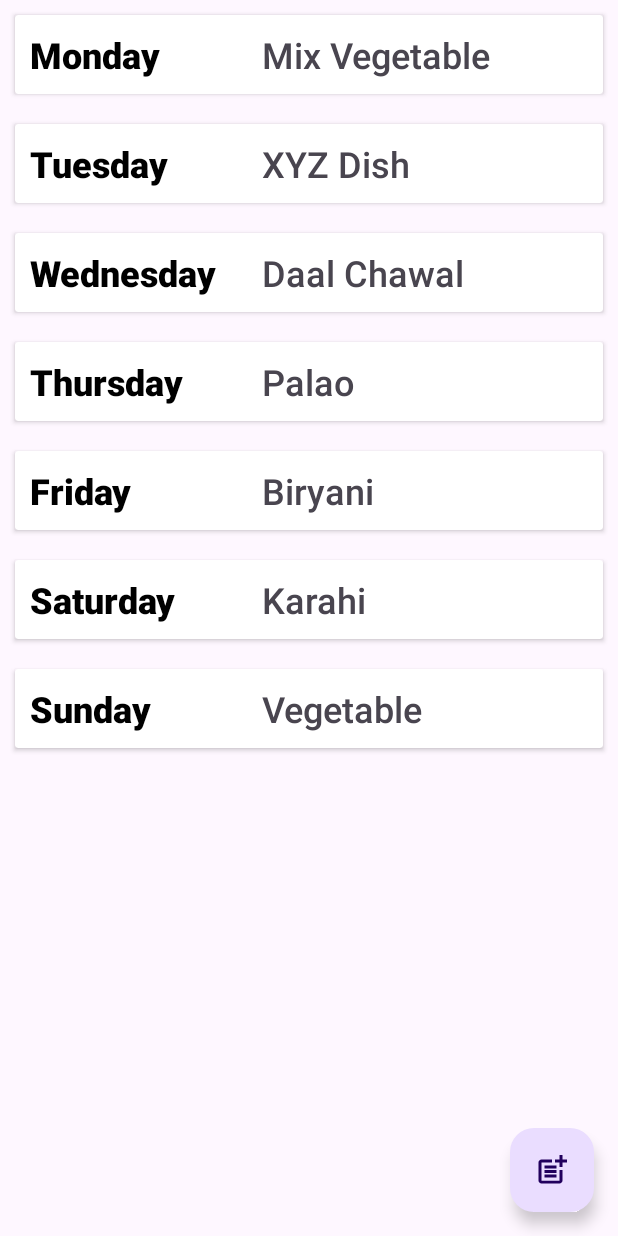
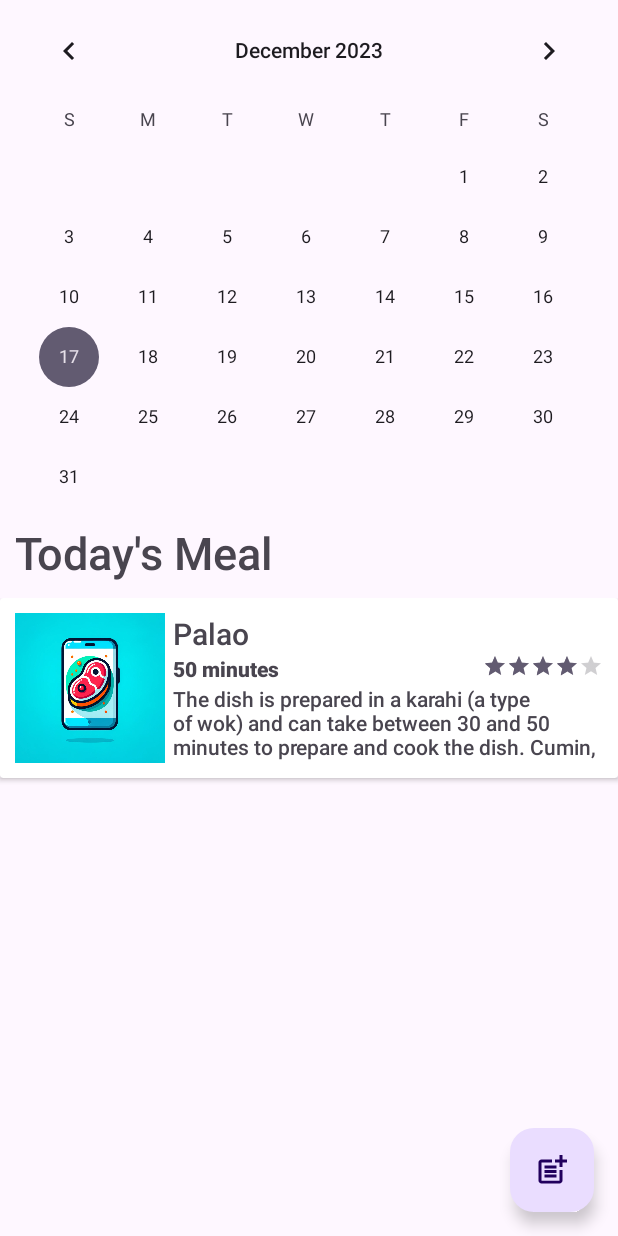
Before and after one commit to autodidactGuy/FoodiePal, an Android app built with Jetpack Compose: the fragment MealPlannerFragment shown on its own in the app's theme, on a phone screen of 412 x 824 dp. Run offline under Robolectric (Android 15) with nearby library versions, the phone set to English and light mode, and no system bars; 1 statement that could not run was skipped.

Commit message:
Update Meal Planner for CalendarView

```diff
--- a/app/build.gradle
+++ b/app/build.gradle
@@ -9,7 +9,7 @@ android {
 
     defaultConfig {
         applicationId "edu.miu.cs473.foodiepal"
-        minSdk 24
+        minSdk 26
         targetSdk 34
         versionCode 1
         versionName "1.0"
--- a/app/src/main/java/edu/miu/cs473/foodiepal/adapter/MealListAdapter.kt
+++ b/app/src/main/java/edu/miu/cs473/foodiepal/adapter/MealListAdapter.kt
@@ -28,7 +28,7 @@ class MealListAdapter(private val meals: List<Meal>): RecyclerView.Adapter<MealL
     }
 
     override fun onBindViewHolder(holder: MyViewHolder, position: Int) {
-        holder.mealRecipe.text = meals[position].recipe
+        //holder.mealRecipe.text = meals[position].recipe
         holder.mealDay.text = meals[position].day
     }
 }
--- a/app/src/main/java/edu/miu/cs473/foodiepal/fragment/AddAboutMeFragment.kt
+++ b/app/src/main/java/edu/miu/cs473/foodiepal/fragment/AddAboutMeFragment.kt
@@ -26,7 +26,7 @@ class AddAboutMeFragment : DialogFragment() {
             if (aboutMeDetails.text.isNotEmpty()) {
                 Helper.saveAboutMe(context, aboutMeDetails.text.toString())
                 val bundle = Bundle()
-                bundle.putSerializable("aboutMe", Gson().toJson(aboutMeDetails.text.toString()))
+                bundle.putString("aboutMe", aboutMeDetails.text.toString())
                 setFragmentResult("addAboutMeSuccess", bundle)
                 dismissAllowingStateLoss()
             }
--- a/app/src/main/java/edu/miu/cs473/foodiepal/fragment/MealPlannerFragment.kt
+++ b/app/src/main/java/edu/miu/cs473/foodiepal/fragment/MealPlannerFragment.kt
@@ -4,32 +4,73 @@ import android.os.Bundle
 import android.view.LayoutInflater
 import android.view.View
 import android.view.ViewGroup
+import android.widget.CalendarView
+import android.widget.FrameLayout
+import android.widget.ImageView
+import android.widget.RatingBar
+import android.widget.TextView
+import android.widget.Toast
 import androidx.fragment.app.Fragment
-import androidx.recyclerview.widget.LinearLayoutManager
-import androidx.recyclerview.widget.RecyclerView
+import androidx.fragment.app.setFragmentResultListener
+import com.google.android.material.floatingactionbutton.FloatingActionButton
+import com.google.gson.Gson
 import edu.miu.cs473.foodiepal.R
 import edu.miu.cs473.foodiepal.adapter.MealListAdapter
+import edu.miu.cs473.foodiepal.model.Blog
 import edu.miu.cs473.foodiepal.model.Meal
+import edu.miu.cs473.foodiepal.model.Recipe
 import edu.miu.cs473.foodiepal.util.Helper
+import java.time.LocalDate
+import java.util.Calendar
 
 class MealPlannerFragment : Fragment() {
-
-    override fun onCreate(savedInstanceState: Bundle?) {
-        super.onCreate(savedInstanceState)
-    }
 
     override fun onCreateView(
         inflater: LayoutInflater, container: ViewGroup?,
         savedInstanceState: Bundle?
     ): View? {
         val view =  inflater.inflate(R.layout.fragment_mealplanner, container, false)
-        val recyclerView = view.findViewById<RecyclerView>(R.id.mealPlannerList)
+        val calendar = view.findViewById<CalendarView>(R.id.calendarView)
+        val todayMealTitle = view.findViewById<TextView>(R.id.todaysMealTitle)
+        val todayMeal = view.findViewById<FrameLayout>(R.id.todaysMeal)
+        val addMealPlannerBtn = view.findViewById<FloatingActionButton>(R.id.addMealPlannerBtn)
 
-        var meals = Helper.getSavedMealPlanIfAny(context).toMutableList()
-        recyclerView.layoutManager = LinearLayoutManager(context)
+        var meals = Helper.getSavedMealPlanIfAny(context)
+        todayMealTitle.text = getString(R.string.todays_meal)
+        calendar.setDate(Calendar.getInstance().timeInMillis,false,true)
+        updateTodayMeal(meals, LocalDate.now(), inflater, todayMeal)
 
-        recyclerView.adapter = getAboutMeAdapter(meals)
+        calendar.setOnDateChangeListener { _, year, month, dayOfMonth ->
+            updateTodayMeal(meals, LocalDate.of(year, month + 1, dayOfMonth), inflater, todayMeal)
+        }
+
+        addMealPlannerBtn.setOnClickListener{
+            val addMealFragment = AddMealPlanner()
+            addMealFragment.show(childFragmentManager, "Add Meal")
+            addMealFragment.setFragmentResultListener("addMealPlanSuccess") { requestKey: String, bundle: Bundle? ->
+                if(requestKey == "addMealPlanSuccess") {
+                    run {
+                        meals = Helper.getSavedMealPlanIfAny(context)
+                        calendar.setDate(Calendar.getInstance().timeInMillis,false,true)
+                        updateTodayMeal(meals, LocalDate.now(), inflater, todayMeal)
+                        val overridenMeal = Gson().fromJson(bundle?.getString("newMeal"), Meal::class.java)
+                        Toast.makeText(context, "Meal Plan for ${overridenMeal.day} updated to ${overridenMeal.recipe.title}", Toast.LENGTH_LONG).show()
+                    }
+                }
+            }
+        }
         return view
+    }
+
+    private fun updateTodayMeal(meals: Map<String, Recipe>, localDate: LocalDate, inflater: LayoutInflater, parent: FrameLayout) {
+        val todayRecipe = meals[Helper.getDayOfWeek(localDate)]
+        val todayRecipeView = inflater.inflate(R.layout.item_recipe,parent, false)
+        todayRecipeView.findViewById<TextView>(R.id.recipeTitle).text = todayRecipe?.title
+        todayRecipeView.findViewById<TextView>(R.id.recipeDesc).text = todayRecipe?.description
+        todayRecipeView.findViewById<TextView>(R.id.cookingTime).text = todayRecipe?.cookingTime
+        todayRecipeView.findViewById<RatingBar>(R.id.recipeStars).rating = todayRecipe?.stars?.toFloat()?:0f
+        todayRecipeView.findViewById<ImageView>(R.id.recipeImage).setImageResource(todayRecipe?.recipeImage?:R.drawable.baseline_fastfood_24)
+        parent.addView(todayRecipeView)
     }
 
     private fun getAboutMeAdapter(meals: List<Meal>): MealListAdapter {
--- a/app/src/main/java/edu/miu/cs473/foodiepal/model/Meal.kt
+++ b/app/src/main/java/edu/miu/cs473/foodiepal/model/Meal.kt
@@ -1,3 +1,3 @@
 package edu.miu.cs473.foodiepal.model
 
-data class Meal(val day: String, val recipe: String)
+data class Meal(val day: String, val recipe: Recipe)
--- a/app/src/main/java/edu/miu/cs473/foodiepal/util/Helper.kt
+++ b/app/src/main/java/edu/miu/cs473/foodiepal/util/Helper.kt
@@ -9,6 +9,9 @@ import edu.miu.cs473.foodiepal.model.Blog
 import edu.miu.cs473.foodiepal.model.Meal
 import edu.miu.cs473.foodiepal.model.Recipe
 import java.lang.reflect.Type
+import java.time.LocalDate
+import java.time.format.DateTimeFormatter
+import java.util.Locale
 
 class Helper {
     companion object {
@@ -23,7 +26,32 @@ class Helper {
                     "55 minutes",
                     "The dish is prepared in a karahi (a type of wok) and can take between 30 and 50 minutes to prepare and cook the dish. Cumin, green chilis, ginger, garlic, tomatoes and coriander are key to the flavor of the dish.",
                     "4",
-                    R.drawable.fish)
+                    R.drawable.fish),
+                Recipe("Mix Vegetable",
+                    "30 minutes",
+                    "The dish is prepared in a karahi (a type of wok) and can take between 30 and 50 minutes to prepare and cook the dish. Cumin, green chilis, ginger, garlic, tomatoes and coriander are key to the flavor of the dish.",
+                    "4",
+                    R.drawable.carrot),
+                Recipe("Palao",
+                    "50 minutes",
+                    "The dish is prepared in a karahi (a type of wok) and can take between 30 and 50 minutes to prepare and cook the dish. Cumin, green chilis, ginger, garlic, tomatoes and coriander are key to the flavor of the dish.",
+                    "4",
+                    R.drawable.mobile_steak),
+                Recipe("Daal Chawal",
+                    "30 minutes",
+                    "The dish is prepared in a karahi (a type of wok) and can take between 30 and 50 minutes to prepare and cook the dish. Cumin, green chilis, ginger, garlic, tomatoes and coriander are key to the flavor of the dish.",
+                    "4",
+                    R.drawable.tomato),
+                Recipe("Cake",
+                    "55 minutes",
+                    "The dish is prepared in a karahi (a type of wok) and can take between 30 and 50 minutes to prepare and cook the dish. Cumin, green chilis, ginger, garlic, tomatoes and coriander are key to the flavor of the dish.",
+                    "4",
+                    R.drawable.cake),
+                Recipe("Cupcake",
+                    "45 minutes",
+                    "The dish is prepared in a karahi (a type of wok) and can take between 30 and 50 minutes to prepare and cook the dish. Cumin, green chilis, ginger, garlic, tomatoes and coriander are key to the flavor of the dish.",
+                    "4",
+                    R.drawable.mobile_cupcake)
             )
             val myPrefs = context?.getSharedPreferences(context.getString(R.string.app_name),
                 Context.MODE_PRIVATE
@@ -36,7 +64,6 @@ class Helper {
                         val type: Type = object : TypeToken<List<Recipe?>?>() {}.type
                         savedRecipes = Gson().fromJson(recipesJson, type);
                     }
-                    Log.d("recipes", savedRecipes.toString())
                     recipes.addAll(savedRecipes)
                 }
             }
@@ -131,32 +158,59 @@ class Helper {
             }
         }
 
-        fun getSavedMealPlanIfAny(context: Context?): List<Meal> {
-            val meals = mutableListOf(
-                Meal("Monday", "Mix Vegetable"),
-                Meal("Tuesday", "XYZ Dish"),
-                Meal("Wednesday", "Daal Chawal"),
-                Meal("Thursday", "Palao"),
-                Meal("Friday", "Biryani"),
-                Meal("Saturday", "Karahi"),
-                Meal("Sunday", "Vegetable")
-            )
+        fun getSavedMealPlanIfAny(context: Context?): Map<String, Recipe> {
+            val meals = mutableMapOf<String, Recipe>()
+            val recipes = getSavedRecipesIfAny(context)
+            val days = listOf("Monday", "Tuesday", "Wednesday", "Thursday", "Friday", "Saturday", "Sunday")
+            days.forEach {
+                meals[it] = recipes.random()
+            }
             val myPrefs = context?.getSharedPreferences(context.getString(R.string.app_name),
                 Context.MODE_PRIVATE
             )
             if (myPrefs != null) {
                 if (myPrefs.contains("mealPlan")) {
-                    var savedMealPlan = mutableListOf<Recipe>()
+                    var savedMealPlan = mutableListOf<Meal>()
                     val mealJson: String? = myPrefs.getString("mealPlan", null)
                     if (mealJson != null) {
-                        val type: Type = object : TypeToken<List<Recipe?>?>() {}.type
+                        val type: Type = object : TypeToken<List<Meal?>?>() {}.type
                         savedMealPlan = Gson().fromJson(mealJson, type);
                     }
-                    Log.d("recipes", savedMealPlan.toString())
-                    meals.addAll(meals)
+                    savedMealPlan.forEach{
+                        meals[it.day] = it.recipe
+                    }
                 }
+                val editor = myPrefs.edit()
+                val mealPlan = meals.map{
+                    Meal(it.key, it.value)
+                }
+                editor.putString("mealPlan", Gson().toJson(mealPlan))
+                editor.apply()
             }
             return meals;
         }
+
+        fun saveMeal(context: Context?, meal: Meal) {
+            val meals = getSavedMealPlanIfAny(context).toMutableMap()
+            if (meals.containsKey(meal.day)) {
+                meals[meal.day] = meal.recipe
+            }
+            val mealPlan = meals.map{
+                Meal(it.key, it.value)
+            }
+            val myPrefs = context?.getSharedPreferences(context.getString(R.string.app_name),
+                Context.MODE_PRIVATE
+            )
+            if (myPrefs != null) {
+                val editor = myPrefs.edit()
+                editor.putString("mealPlan", Gson().toJson(mealPlan))
+                editor.apply()
+            }
+        }
+
+        fun getDayOfWeek(date: LocalDate): String {
+            val formatter = DateTimeFormatter.ofPattern("EEEE", Locale.getDefault())
+            return date.format(formatter)
+        }
     }
 }
--- a/app/src/main/res/layout/fragment_mealplanner.xml
+++ b/app/src/main/res/layout/fragment_mealplanner.xml
@@ -1,26 +1,39 @@
 <?xml version="1.0" encoding="utf-8"?>
-<RelativeLayout xmlns:android="http://schemas.android.com/apk/res/android"
-    xmlns:app="http://schemas.android.com/apk/res-auto"
-    xmlns:tools="http://schemas.android.com/tools"
+<androidx.constraintlayout.widget.ConstraintLayout xmlns:android="http://schemas.android.com/apk/res/android"
     android:layout_width="match_parent"
-    android:layout_height="match_parent"
-    android:layout_weight="0.6"
-    android:orientation="vertical"
-    tools:context=".fragment.MealPlannerFragment">
-
+    android:layout_height="match_parent">
     <FrameLayout
-        android:id="@+id/mealPlannerListContainer"
+        android:id="@+id/mealPlannerContainer"
         android:layout_width="match_parent"
         android:layout_height="match_parent">
 
-        <androidx.recyclerview.widget.RecyclerView
-            android:id="@+id/mealPlannerList"
+        <LinearLayout
             android:layout_width="match_parent"
             android:layout_height="match_parent"
-            android:scrollbarStyle="outsideOverlay"
-            android:scrollbars="vertical">
+            android:orientation="vertical">
 
-        </androidx.recyclerview.widget.RecyclerView>
+            <CalendarView
+                android:id="@+id/calendarView"
+                android:layout_width="match_parent"
+                android:layout_height="wrap_content"
+                android:layout_marginBottom="10dp" />
+
+            <TextView
+                android:id="@+id/todaysMealTitle"
+                android:layout_width="match_parent"
+                android:layout_height="wrap_content"
+                android:layout_marginBottom="10dp"
+                android:paddingStart="10dp"
+                android:text="TextView"
+                android:textSize="30sp" />
+
+            <FrameLayout
+                android:id="@+id/todaysMeal"
+                android:layout_width="match_parent"
+                android:layout_height="match_parent">
+
+            </FrameLayout>
+        </LinearLayout>
 
         <com.google.android.material.floatingactionbutton.FloatingActionButton
             android:id="@+id/addMealPlannerBtn"
@@ -31,8 +44,9 @@
             android:layout_marginTop="16dp"
             android:layout_marginEnd="16dp"
             android:layout_marginBottom="16dp"
-            android:src="@drawable/twotone_post_add_24" />
+            android:src="@drawable/twotone_post_add_24"/>
     </FrameLayout>
 
 
-</RelativeLayout>
+
+</androidx.constraintlayout.widget.ConstraintLayout>
--- a/app/src/main/res/layout/item_meal_plan.xml
+++ b/app/src/main/res/layout/item_meal_plan.xml
@@ -2,7 +2,7 @@
 <androidx.cardview.widget.CardView xmlns:android="http://schemas.android.com/apk/res/android"
     android:layout_width="match_parent"
     android:layout_height="wrap_content"
-    android:layout_margin="10dp">
+    android:layout_marginBottom="10dp">
 
     <LinearLayout
         android:layout_width="match_parent"
--- a/app/src/main/res/values/strings.xml
+++ b/app/src/main/res/values/strings.xml
@@ -21,5 +21,6 @@
     <string name="about_me_fragment_text">About Me</string>
     <!-- TODO: Remove or change this placeholder text -->
     <string name="hello_blank_fragment">Hello blank fragment</string>
+    <string name="todays_meal">Today\'s Meal</string>
 
 </resources>
```
Also changed, not shown: app/src/main/java/edu/miu/cs473/foodiepal/fragment/AddMealPlanner.kt (added, +55 -0 lines), app/src/main/res/layout/fragment_add_meal_planner.xml (added, +30 -0 lines).
